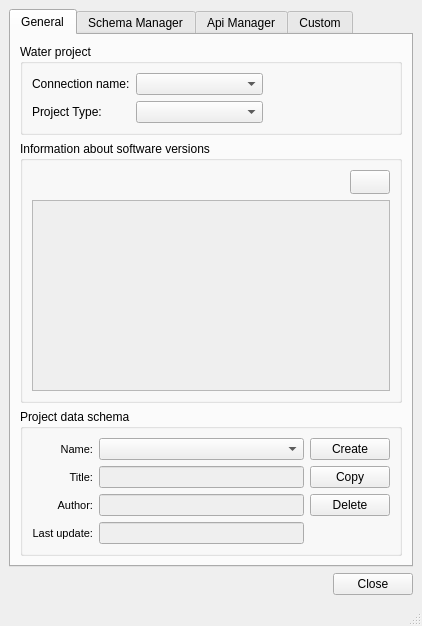
Giswater/giswater_qgis_plugin, file ui/readsql.ui: the form before one commit.
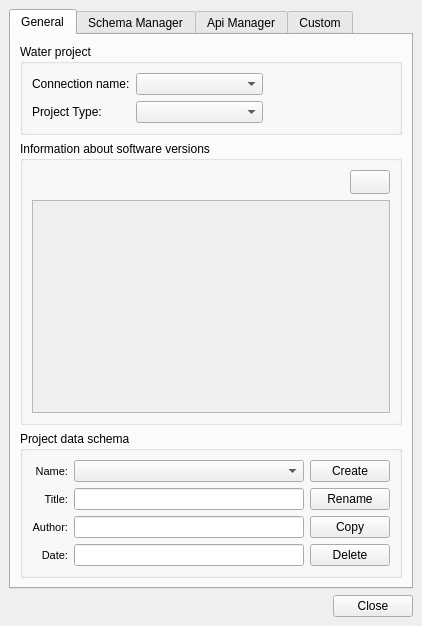
The form after the commit. Icons and pictures are not drawn.

The edit to the form file:
```diff
--- a/ui/readsql.ui
+++ b/ui/readsql.ui
@@ -16,6 +16,35 @@
   <widget class="QWidget" name="centralwidget">
    <layout class="QGridLayout" name="gridLayout_4">
     <item row="4" column="2">
+     <widget class="QLabel" name="lbl_status">
+      <property name="enabled">
+       <bool>true</bool>
+      </property>
+      <property name="text">
+       <string/>
+      </property>
+      <property name="pixmap">
+       <pixmap>../../../../../Desktop/Edgar/READ SQL/images/status_ok.png</pixmap>
+      </property>
+      <property name="scaledContents">
+       <bool>false</bool>
+      </property>
+     </widget>
+    </item>
+    <item row="4" column="4">
+     <spacer name="horizontalSpacer_2">
+      <property name="orientation">
+       <enum>Qt::Horizontal</enum>
+      </property>
+      <property name="sizeHint" stdset="0">
+       <size>
+        <width>40</width>
+        <height>20</height>
+       </size>
+      </property>
+     </spacer>
+    </item>
+    <item row="4" column="5">
      <widget class="QPushButton" name="btn_close">
       <property name="sizePolicy">
        <sizepolicy hsizetype="Fixed" vsizetype="Fixed">
@@ -28,8 +57,11 @@
       </property>
      </widget>
     </item>
-    <item row="3" column="0" colspan="3">
+    <item row="3" column="0" colspan="6">
      <widget class="QTabWidget" name="tab_main">
+      <property name="enabled">
+       <bool>true</bool>
+      </property>
       <property name="currentIndex">
        <number>0</number>
       </property>
@@ -44,20 +76,31 @@
            <string>Project data schema</string>
           </property>
           <layout class="QGridLayout" name="gridLayout_6">
-           <item row="0" column="2">
-            <widget class="QPushButton" name="btn_schema_create">
+           <item row="4" column="0">
+            <widget class="QLabel" name="label_custom_node_type_4">
              <property name="font">
               <font>
-               <weight>50</weight>
-               <bold>false</bold>
+               <pointsize>8</pointsize>
               </font>
              </property>
+             <property name="frameShape">
+              <enum>QFrame::NoFrame</enum>
+             </property>
+             <property name="frameShadow">
+              <enum>QFrame::Raised</enum>
+             </property>
              <property name="text">
-              <string>Create</string>
+              <string>Date:</string>
+             </property>
+             <property name="alignment">
+              <set>Qt::AlignRight|Qt::AlignTrailing|Qt::AlignVCenter</set>
+             </property>
+             <property name="margin">
+              <number>3</number>
              </property>
             </widget>
            </item>
-           <item row="2" column="0">
+           <item row="3" column="0">
             <widget class="QLabel" name="label_custom_node_type_3">
              <property name="font">
               <font>
@@ -81,47 +124,29 @@
              </property>
             </widget>
            </item>
-           <item row="2" column="1">
-            <widget class="QLineEdit" name="project_schema_author">
-             <property name="enabled">
-              <bool>false</bool>
-             </property>
-             <property name="text">
-              <string/>
-             </property>
-            </widget>
-           </item>
-           <item row="0" column="0">
-            <widget class="QLabel" name="label_custom_node_type">
-             <property name="font">
-              <font>
-               <pointsize>8</pointsize>
-              </font>
-             </property>
-             <property name="frameShape">
-              <enum>QFrame::NoFrame</enum>
-             </property>
-             <property name="frameShadow">
-              <enum>QFrame::Raised</enum>
-             </property>
-             <property name="text">
-              <string> Name:</string>
-             </property>
-             <property name="alignment">
-              <set>Qt::AlignRight|Qt::AlignTrailing|Qt::AlignVCenter</set>
-             </property>
-             <property name="margin">
-              <number>3</number>
-             </property>
-            </widget>
-           </item>
-           <item row="3" column="1">
+           <item row="4" column="1">
             <widget class="QLineEdit" name="project_schema_last_update">
              <property name="enabled">
-              <bool>false</bool>
+              <bool>true</bool>
              </property>
              <property name="text">
               <string/>
+             </property>
+             <property name="readOnly">
+              <bool>true</bool>
+             </property>
+            </widget>
+           </item>
+           <item row="3" column="1">
+            <widget class="QLineEdit" name="project_schema_author">
+             <property name="enabled">
+              <bool>true</bool>
+             </property>
+             <property name="text">
+              <string/>
+             </property>
+             <property name="readOnly">
+              <bool>true</bool>
              </property>
             </widget>
            </item>
@@ -135,44 +160,20 @@
              </property>
             </widget>
            </item>
-           <item row="1" column="1">
-            <widget class="QLineEdit" name="project_schema_title">
-             <property name="enabled">
-              <bool>false</bool>
-             </property>
-             <property name="text">
-              <string/>
-             </property>
-             <property name="readOnly">
-              <bool>false</bool>
-             </property>
-            </widget>
-           </item>
-           <item row="3" column="0">
-            <widget class="QLabel" name="label_custom_node_type_4">
+           <item row="0" column="2">
+            <widget class="QPushButton" name="btn_schema_create">
              <property name="font">
               <font>
-               <pointsize>8</pointsize>
+               <weight>50</weight>
+               <bold>false</bold>
               </font>
              </property>
-             <property name="frameShape">
-              <enum>QFrame::NoFrame</enum>
-             </property>
-             <property name="frameShadow">
-              <enum>QFrame::Raised</enum>
-             </property>
              <property name="text">
-              <string>Last update:</string>
-             </property>
-             <property name="alignment">
-              <set>Qt::AlignRight|Qt::AlignTrailing|Qt::AlignVCenter</set>
-             </property>
-             <property name="margin">
-              <number>3</number>
+              <string>Create</string>
              </property>
             </widget>
            </item>
-           <item row="1" column="0">
+           <item row="2" column="0">
             <widget class="QLabel" name="label_custom_node_type_2">
              <property name="font">
               <font>
@@ -196,20 +197,64 @@
              </property>
             </widget>
            </item>
-           <item row="1" column="2">
-            <widget class="QPushButton" name="btn_copy">
+           <item row="2" column="1">
+            <widget class="QLineEdit" name="project_schema_title">
+             <property name="enabled">
+              <bool>true</bool>
+             </property>
              <property name="text">
-              <string>Copy</string>
+              <string/>
              </property>
+             <property name="readOnly">
+              <bool>true</bool>
+             </property>
             </widget>
            </item>
-           <item row="2" column="2">
+           <item row="0" column="0">
+            <widget class="QLabel" name="label_custom_node_type">
+             <property name="font">
+              <font>
+               <pointsize>8</pointsize>
+              </font>
+             </property>
+             <property name="frameShape">
+              <enum>QFrame::NoFrame</enum>
+             </property>
+             <property name="frameShadow">
+              <enum>QFrame::Raised</enum>
+             </property>
+             <property name="text">
+              <string> Name:</string>
+             </property>
+             <property name="alignment">
+              <set>Qt::AlignRight|Qt::AlignTrailing|Qt::AlignVCenter</set>
+             </property>
+             <property name="margin">
+              <number>3</number>
+             </property>
+            </widget>
+           </item>
+           <item row="4" column="2">
             <widget class="QPushButton" name="btn_delete">
              <property name="text">
               <string>Delete</string>
              </property>
             </widget>
            </item>
+           <item row="3" column="2">
+            <widget class="QPushButton" name="btn_copy">
+             <property name="text">
+              <string>Copy</string>
+             </property>
+            </widget>
+           </item>
+           <item row="2" column="2">
+            <widget class="QPushButton" name="btn_schema_rename">
+             <property name="text">
+              <string>Rename</string>
+             </property>
+            </widget>
+           </item>
           </layout>
          </widget>
         </item>
@@ -279,7 +324,14 @@
            <string>Information about software versions</string>
           </property>
           <layout class="QGridLayout" name="gridLayout_7">
-           <item row="0" column="1">
+           <item row="1" column="0" colspan="4">
+            <widget class="QTextEdit" name="software_version_info">
+             <property name="enabled">
+              <bool>false</bool>
+             </property>
+            </widget>
+           </item>
+           <item row="0" column="3">
             <widget class="QPushButton" name="btn_info">
              <property name="enabled">
               <bool>true</bool>
@@ -319,12 +371,18 @@
              </property>
             </widget>
            </item>
-           <item row="1" column="0" colspan="2">
-            <widget class="QTextEdit" name="software_version_info">
-             <property name="enabled">
-              <bool>false</bool>
+           <item row="0" column="0">
+            <spacer name="horizontalSpacer_3">
+             <property name="orientation">
+              <enum>Qt::Horizontal</enum>
              </property>
-            </widget>
+             <property name="sizeHint" stdset="0">
+              <size>
+               <width>40</width>
+               <height>20</height>
+              </size>
+             </property>
+            </spacer>
            </item>
           </layout>
          </widget>
@@ -747,7 +805,6 @@
     </item>
    </layout>
   </widget>
-  <widget class="QStatusBar" name="statusbar"/>
   <action name="action_create_sample">
    <property name="text">
     <string>Create Sample</string>
```
Left out of the diff: 74 changed lines with no effect on the pictures.
